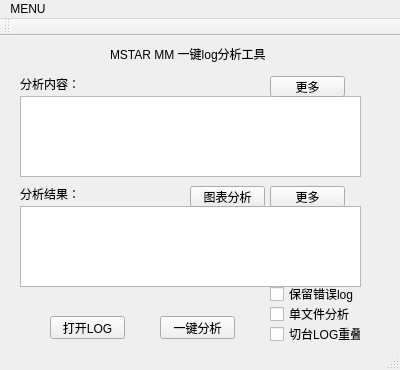
First picture: the form in mainwindow.ui, repository Eronwu/mmlogtool, before the edit.
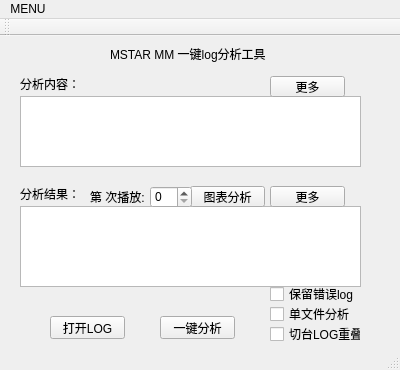
Second picture: the form after the edit. Icons and pictures are not drawn.

What changed in the file:
```diff
--- a/mainwindow.ui
+++ b/mainwindow.ui
@@ -45,7 +45,7 @@
       <x>20</x>
       <y>60</y>
       <width>341</width>
-      <height>81</height>
+      <height>71</height>
      </rect>
     </property>
    </widget>
@@ -205,6 +205,29 @@
      <string>切台LOG重叠</string>
     </property>
    </widget>
+   <widget class="QSpinBox" name="outDiagramSpinBox">
+    <property name="geometry">
+     <rect>
+      <x>150</x>
+      <y>150</y>
+      <width>42</width>
+      <height>22</height>
+     </rect>
+    </property>
+   </widget>
+   <widget class="QLabel" name="outDiagramlabel">
+    <property name="geometry">
+     <rect>
+      <x>90</x>
+      <y>150</y>
+      <width>61</width>
+      <height>21</height>
+     </rect>
+    </property>
+    <property name="text">
+     <string>第 次播放:</string>
+    </property>
+   </widget>
   </widget>
   <widget class="QMenuBar" name="menuBar">
    <property name="geometry">
```
